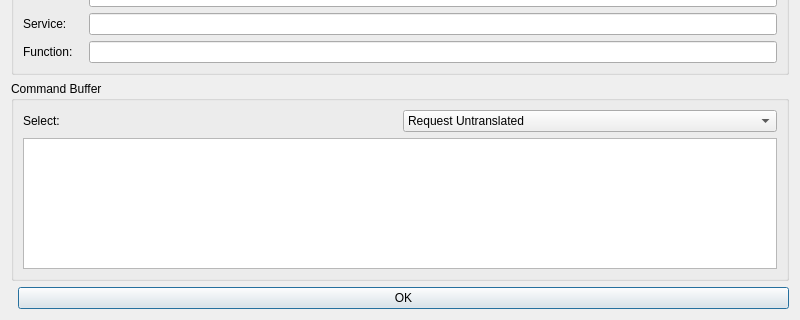
Before: the Qt Designer form src/citra_qt/debugger/ipc/record_dialog.ui in PabloMK7/citra, drawn with Qt 5; both pictures show x 0 to 800 and y 180 to 500 of the 800 by 500 pixel window.
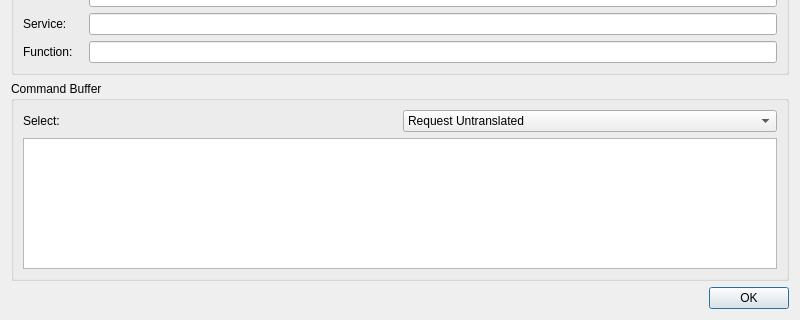
After: the same form once the commit is applied.

Diff of the .ui file:
```diff
--- a/src/citra_qt/debugger/ipc/record_dialog.ui
+++ b/src/citra_qt/debugger/ipc/record_dialog.ui
@@ -17,13 +17,13 @@
    <item>
     <layout class="QHBoxLayout">
      <item>
-      <widget class="QGroupBox">
+      <widget class="QGroupBox" name="groupBox">
        <property name="title">
         <string>Client</string>
        </property>
        <layout class="QFormLayout">
         <item row="0" column="0">
-         <widget class="QLabel">
+         <widget class="QLabel" name="label">
           <property name="text">
            <string>Process:</string>
           </property>
@@ -37,7 +37,7 @@
          </widget>
         </item>
         <item row="1" column="0">
-         <widget class="QLabel">
+         <widget class="QLabel" name="label">
           <property name="text">
            <string>Thread:</string>
           </property>
@@ -51,7 +51,7 @@
          </widget>
         </item>
         <item row="2" column="0">
-         <widget class="QLabel">
+         <widget class="QLabel" name="label">
           <property name="text">
            <string>Session:</string>
           </property>
@@ -68,13 +68,13 @@
       </widget>
      </item>
      <item>
-      <widget class="QGroupBox">
+      <widget class="QGroupBox" name="groupBox">
        <property name="title">
         <string>Server</string>
        </property>
        <layout class="QFormLayout">
         <item row="0" column="0">
-         <widget class="QLabel">
+         <widget class="QLabel" name="label">
           <property name="text">
            <string>Process:</string>
           </property>
@@ -88,7 +88,7 @@
          </widget>
         </item>
         <item row="1" column="0">
-         <widget class="QLabel">
+         <widget class="QLabel" name="label">
           <property name="text">
            <string>Thread:</string>
           </property>
@@ -102,7 +102,7 @@
          </widget>
         </item>
         <item row="2" column="0">
-         <widget class="QLabel">
+         <widget class="QLabel" name="label">
           <property name="text">
            <string>Session:</string>
           </property>
@@ -121,13 +121,13 @@
     </layout>
    </item>
    <item>
-    <widget class="QGroupBox">
+    <widget class="QGroupBox" name="groupBox">
      <property name="title">
       <string>General</string>
      </property>
      <layout class="QFormLayout">
       <item row="0" column="0">
-       <widget class="QLabel">
+       <widget class="QLabel" name="label">
         <property name="text">
          <string>Client Port:</string>
         </property>
@@ -141,7 +141,7 @@
        </widget>
       </item>
       <item row="1" column="0">
-       <widget class="QLabel">
+       <widget class="QLabel" name="label">
         <property name="text">
          <string>Service:</string>
         </property>
@@ -155,7 +155,7 @@
        </widget>
       </item>
       <item row="2" column="0">
-       <widget class="QLabel">
+       <widget class="QLabel" name="label">
         <property name="text">
          <string>Function:</string>
         </property>
@@ -172,7 +172,7 @@
     </widget>
    </item>
    <item>
-    <widget class="QGroupBox">
+    <widget class="QGroupBox" name="groupBox">
      <property name="title">
       <string>Command Buffer</string>
      </property>
@@ -180,7 +180,7 @@
       <item>
        <layout class="QHBoxLayout">
         <item>
-         <widget class="QLabel">
+         <widget class="QLabel" name="label">
           <property name="text">
            <string>Select:</string>
           </property>
@@ -229,6 +229,12 @@
        <property name="orientation">
         <enum>Qt::Horizontal</enum>
        </property>
+       <property name="sizeHint" stdset="0">
+        <size>
+         <width>0</width>
+         <height>0</height>
+        </size>
+       </property>
       </spacer>
      </item>
      <item>
```
Left out of the diff: 22 changed lines with no effect on the pictures.
